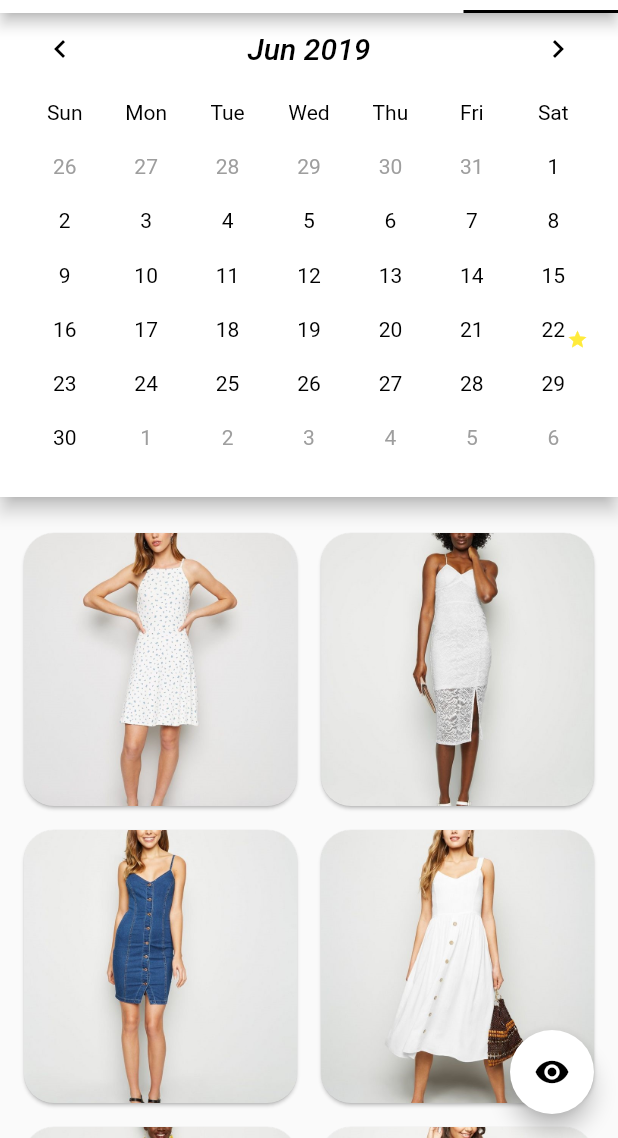
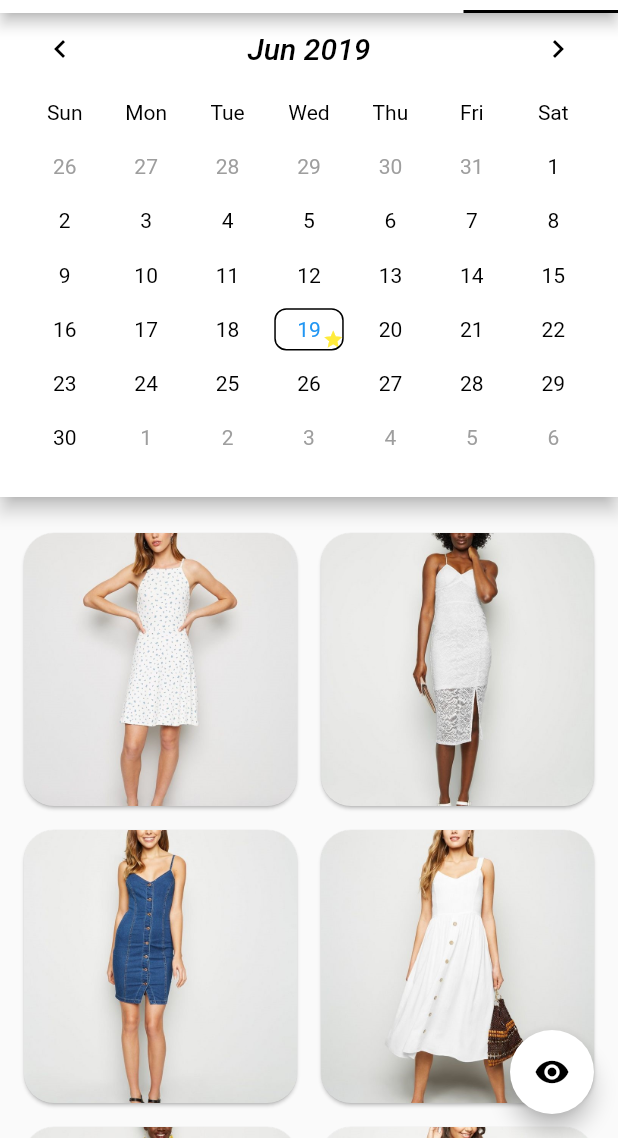
Before and after one commit to IraSmalko/Suit-Up, a Flutter app: the screen it shows after launch, tab 4 chosen, on a phone screen of 412 x 824 dp, the part 98-1236 px from its top. Run offline on Flutter 3.47's test engine with Material 2 defaults, Android fonts, the phone set to English and light mode, and no system bars; our stand-ins replace auto_size_text, camera, flutter_calendar_carousel, image_picker, shared_preferences; missing offline and left inert: di_container.

Commit message:
Mark today and selectedDay on calendar

```diff
--- a/lib/widgets/calendar_view.dart
+++ b/lib/widgets/calendar_view.dart
@@ -18,7 +18,9 @@ class _CalendarViewState extends State<CalendarView> {
   final int _numWeekDays = 7;
   final _calendarItems = <CalendarItem>[];
   final Function(double height) onHeightChanged;
+  final DateTime _today = DateTime.now();
   DateTime _dateTime = DateTime.now();
+  DateTime _selectedDay = DateTime.now();
   DateFormat _localeDate;
   double _headerHeight = 48;
   double _calendarViewHeight;
@@ -42,7 +44,7 @@ class _CalendarViewState extends State<CalendarView> {
   _addDaysOfCurrentMonth(List<CalendarItem> list) {
     final _daysOfMonth = _getDaysOfMonth(_dateTime);
     for (int i = 1; i <= _daysOfMonth; i++) {
-      if (i == 22) {
+      if (i == 19) {
         list.add(CalendarItem(DateTime(_dateTime.year, _dateTime.month, i), i, "res/images/dress_3.jpg"));
       } else
         list.add(CalendarItem(DateTime(_dateTime.year, _dateTime.month, i), i, ""));
@@ -72,6 +74,10 @@ class _CalendarViewState extends State<CalendarView> {
 
   DateTime _previousMonth(DateTime dateTime) {
     return dateTime.month == 1 ? DateTime(dateTime.year - 1, 12) : DateTime(dateTime.year, dateTime.month - 1);
+  }
+
+  bool _isSameDay(DateTime dateTime1, DateTime dateTime2) {
+    return dateTime1.year == dateTime2.year && dateTime1.month == dateTime2.month && dateTime1.day == dateTime2.day;
   }
 
   @override
@@ -122,7 +128,22 @@ class _CalendarViewState extends State<CalendarView> {
       }));
 
       list.addAll(_calendarItems.map((CalendarItem item) {
-        return Card(
+        Color calendarItemTextColor = item.date.month != _dateTime.month
+            ? Colors.grey
+            : _isSameDay(item.date, _today) ? Colors.blue : Colors.black;
+
+        return GestureDetector(
+          onTap: () {
+            setState(() {
+              _selectedDay = item.date;
+            });
+          },
+          child: Card(
+            shape: RoundedRectangleBorder(
+                side: BorderSide(color: _isSameDay(item.date, _selectedDay) ? Colors.black : Colors.transparent),
+                borderRadius: BorderRadius.all(
+                  Radius.circular(8.0),
+                )),
             elevation: 0.0,
             child: Stack(
               children: <Widget>[
@@ -130,7 +151,7 @@ class _CalendarViewState extends State<CalendarView> {
                   child: Text(
                     item.day.toString(),
                     style: TextStyle(
-                    color: item.date.month != _dateTime.month ? Colors.grey : Colors.black,
+                      color: calendarItemTextColor,
                     ),
                   ),
                 ),
@@ -138,6 +159,7 @@ class _CalendarViewState extends State<CalendarView> {
                     ? Align(alignment: Alignment.bottomRight, child: Icon(Icons.star, size: 14, color: Colors.yellow))
                     : Container()
               ],
+            ),
           ),
         );
       }));
```
Lines whose indentation alone changed are shown as unchanged.
